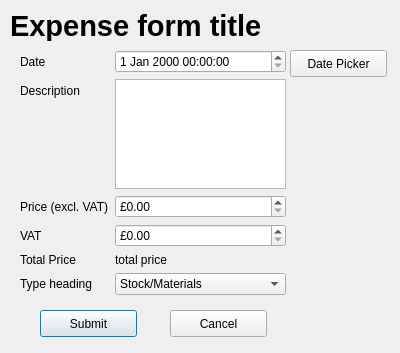
Old version of the form dialogs/expense/ExpenseForm.ui in the repository supermaximo93/Computing_Project.
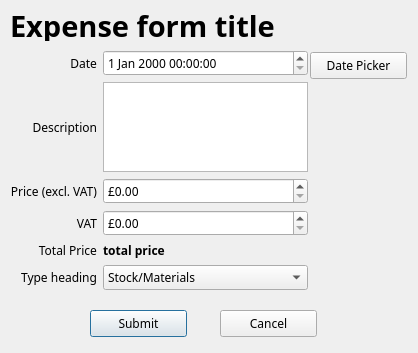
New version of the form.

Diff of the .ui file:
```diff
--- a/dialogs/expense/ExpenseForm.ui
+++ b/dialogs/expense/ExpenseForm.ui
@@ -6,17 +6,22 @@
    <rect>
     <x>0</x>
     <y>0</y>
-    <width>400</width>
+    <width>418</width>
     <height>353</height>
    </rect>
   </property>
+  <property name="font">
+   <font>
+    <family>Sans Serif</family>
+   </font>
+  </property>
   <property name="windowTitle">
    <string>Dialog</string>
   </property>
   <widget class="QPushButton" name="pushButton_submit">
    <property name="geometry">
     <rect>
-     <x>40</x>
+     <x>90</x>
      <y>310</y>
      <width>97</width>
      <height>27</height>
@@ -29,7 +34,7 @@
   <widget class="QPushButton" name="pushButton_cancel">
    <property name="geometry">
     <rect>
-     <x>170</x>
+     <x>220</x>
      <y>310</y>
      <width>97</width>
      <height>27</height>
@@ -39,59 +44,178 @@
     <string>Cancel</string>
    </property>
   </widget>
-  <widget class="QWidget" name="formLayoutWidget">
+  <widget class="QLabel" name="label_businessExpenseFormTitle">
    <property name="geometry">
     <rect>
-     <x>20</x>
+     <x>10</x>
+     <y>10</y>
+     <width>371</width>
+     <height>31</height>
+    </rect>
+   </property>
+   <property name="font">
+    <font>
+     <family>Sans Serif</family>
+     <pointsize>22</pointsize>
+     <weight>75</weight>
+     <bold>true</bold>
+    </font>
+   </property>
+   <property name="text">
+    <string>Expense form title</string>
+   </property>
+  </widget>
+  <widget class="QPushButton" name="pushButton_datePicker">
+   <property name="geometry">
+    <rect>
+     <x>310</x>
+     <y>52</y>
+     <width>97</width>
+     <height>27</height>
+    </rect>
+   </property>
+   <property name="text">
+    <string>Date Picker</string>
+   </property>
+  </widget>
+  <widget class="QWidget" name="gridLayoutWidget">
+   <property name="geometry">
+    <rect>
+     <x>10</x>
      <y>50</y>
-     <width>266</width>
-     <height>245</height>
+     <width>298</width>
+     <height>240</height>
     </rect>
    </property>
-   <layout class="QFormLayout" name="formLayout">
-    <property name="fieldGrowthPolicy">
-     <enum>QFormLayout::AllNonFixedFieldsGrow</enum>
-    </property>
+   <layout class="QGridLayout" name="gridLayout">
     <item row="0" column="0">
      <widget class="QLabel" name="label_date">
+      <property name="font">
+       <font>
+        <family>Sans Serif</family>
+       </font>
+      </property>
       <property name="text">
        <string>Date</string>
       </property>
+      <property name="alignment">
+       <set>Qt::AlignRight|Qt::AlignTrailing|Qt::AlignVCenter</set>
+      </property>
      </widget>
     </item>
     <item row="1" column="0">
      <widget class="QLabel" name="label_description">
+      <property name="font">
+       <font>
+        <family>Sans Serif</family>
+       </font>
+      </property>
       <property name="text">
        <string>Description</string>
       </property>
+      <property name="alignment">
+       <set>Qt::AlignRight|Qt::AlignTrailing|Qt::AlignVCenter</set>
+      </property>
      </widget>
     </item>
     <item row="2" column="0">
      <widget class="QLabel" name="label_priceExclVat">
+      <property name="font">
+       <font>
+        <family>Sans Serif</family>
+       </font>
+      </property>
       <property name="text">
        <string>Price (excl. VAT)</string>
       </property>
+      <property name="alignment">
+       <set>Qt::AlignRight|Qt::AlignTrailing|Qt::AlignVCenter</set>
+      </property>
      </widget>
     </item>
     <item row="3" column="0">
      <widget class="QLabel" name="label_vat">
+      <property name="font">
+       <font>
+        <family>Sans Serif</family>
+       </font>
+      </property>
       <property name="text">
        <string>VAT</string>
       </property>
+      <property name="alignment">
+       <set>Qt::AlignRight|Qt::AlignTrailing|Qt::AlignVCenter</set>
+      </property>
      </widget>
     </item>
     <item row="4" column="0">
      <widget class="QLabel" name="label_totalPrice">
+      <property name="font">
+       <font>
+        <family>Sans Serif</family>
+       </font>
+      </property>
       <property name="text">
        <string>Total Price</string>
       </property>
+      <property name="alignment">
+       <set>Qt::AlignRight|Qt::AlignTrailing|Qt::AlignVCenter</set>
+      </property>
      </widget>
     </item>
     <item row="5" column="0">
      <widget class="QLabel" name="label_typeHeading">
+      <property name="font">
+       <font>
+        <family>Sans Serif</family>
+       </font>
+      </property>
       <property name="text">
        <string>Type heading</string>
       </property>
+      <property name="alignment">
+       <set>Qt::AlignRight|Qt::AlignTrailing|Qt::AlignVCenter</set>
+      </property>
+     </widget>
+    </item>
+    <item row="0" column="1">
+     <widget class="QDateTimeEdit" name="dateTimeEdit_date"/>
+    </item>
+    <item row="1" column="1">
+     <widget class="QPlainTextEdit" name="plainTextEdit_description"/>
+    </item>
+    <item row="2" column="1">
+     <widget class="QDoubleSpinBox" name="doubleSpinBox_priceExclVat">
+      <property name="prefix">
+       <string>£</string>
+      </property>
+      <property name="maximum">
+       <double>1000000000.000000000000000</double>
+      </property>
+     </widget>
+    </item>
+    <item row="3" column="1">
+     <widget class="QDoubleSpinBox" name="doubleSpinBox_vat">
+      <property name="prefix">
+       <string>£</string>
+      </property>
+      <property name="maximum">
+       <double>1000000000.000000000000000</double>
+      </property>
+     </widget>
+    </item>
+    <item row="4" column="1">
+     <widget class="QLabel" name="label_totalPriceE">
+      <property name="font">
+       <font>
+        <family>Sans Serif</family>
+        <weight>75</weight>
+        <bold>true</bold>
+       </font>
+      </property>
+      <property name="text">
+       <string>total price</string>
+      </property>
      </widget>
     </item>
     <item row="5" column="1">
@@ -143,74 +267,8 @@
       </item>
      </widget>
     </item>
-    <item row="1" column="1">
-     <widget class="QPlainTextEdit" name="plainTextEdit_description"/>
-    </item>
-    <item row="2" column="1">
-     <widget class="QDoubleSpinBox" name="doubleSpinBox_priceExclVat">
-      <property name="prefix">
-       <string>£</string>
-      </property>
-      <property name="maximum">
-       <double>1000000000.000000000000000</double>
-      </property>
-     </widget>
-    </item>
-    <item row="3" column="1">
-     <widget class="QDoubleSpinBox" name="doubleSpinBox_vat">
-      <property name="prefix">
-       <string>£</string>
-      </property>
-      <property name="maximum">
-       <double>1000000000.000000000000000</double>
-      </property>
-     </widget>
-    </item>
-    <item row="4" column="1">
-     <widget class="QLabel" name="label_totalPriceE">
-      <property name="text">
-       <string>total price</string>
-      </property>
-     </widget>
-    </item>
-    <item row="0" column="1">
-     <widget class="QDateTimeEdit" name="dateTimeEdit_date"/>
-    </item>
    </layout>
   </widget>
-  <widget class="QLabel" name="label_businessExpenseFormTitle">
-   <property name="geometry">
-    <rect>
-     <x>10</x>
-     <y>10</y>
-     <width>371</width>
-     <height>31</height>
-    </rect>
-   </property>
-   <property name="font">
-    <font>
-     <pointsize>22</pointsize>
-     <weight>75</weight>
-     <bold>true</bold>
-    </font>
-   </property>
-   <property name="text">
-    <string>Expense form title</string>
-   </property>
-  </widget>
-  <widget class="QPushButton" name="pushButton_datePicker">
-   <property name="geometry">
-    <rect>
-     <x>290</x>
-     <y>50</y>
-     <width>97</width>
-     <height>27</height>
-    </rect>
-   </property>
-   <property name="text">
-    <string>Date Picker</string>
-   </property>
-  </widget>
  </widget>
  <resources/>
  <connections/>
```
Left out of the diff: 2 changed lines with no effect on the pictures.
